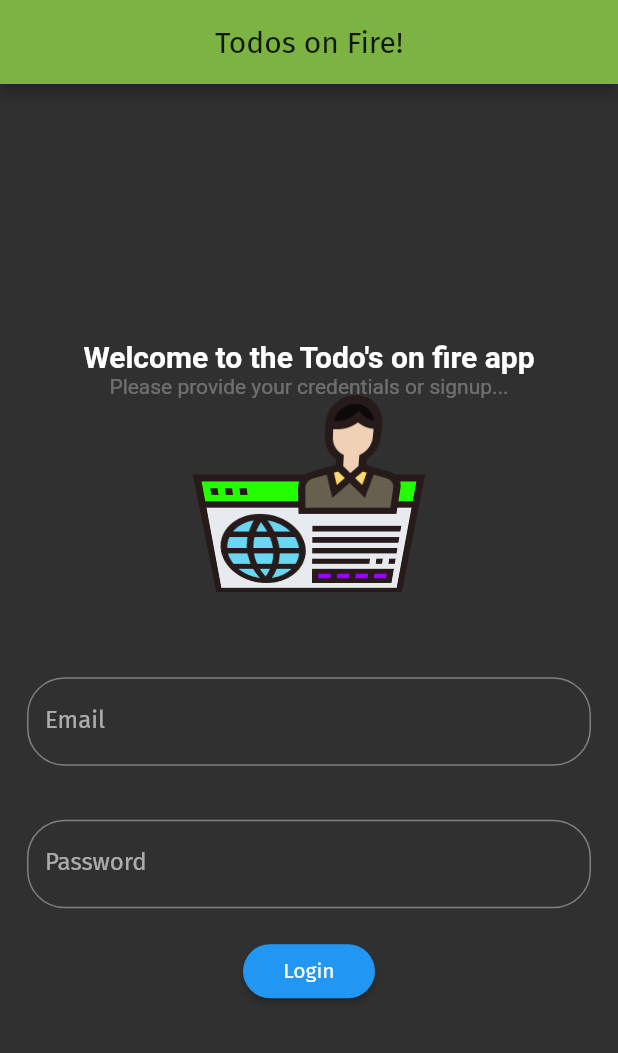
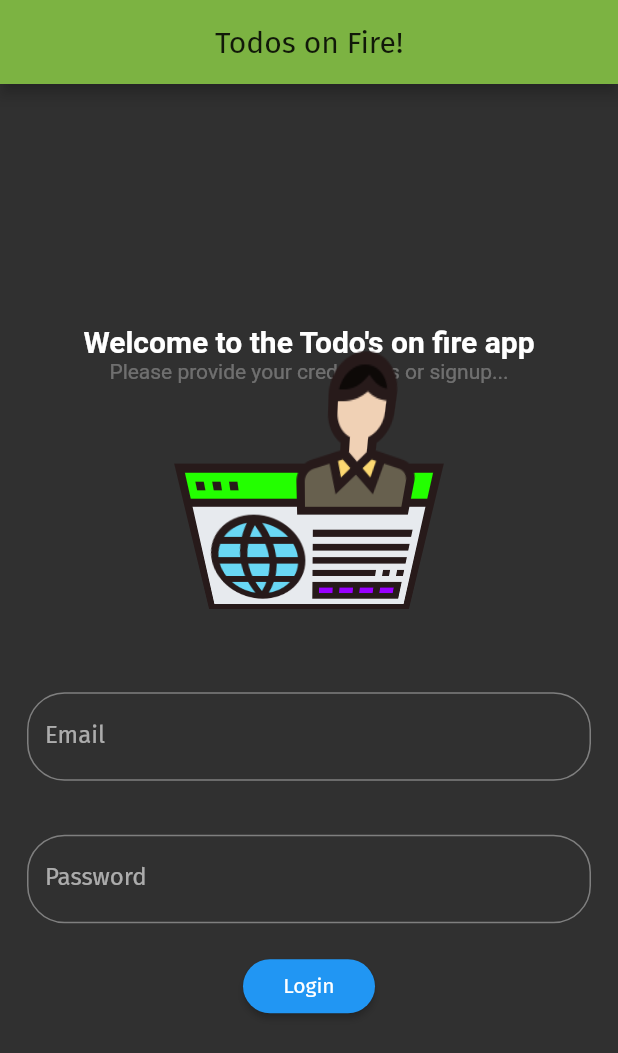
Before and after one commit to vangeytedvg/TodoOnFire, a Flutter app: the screen it shows after launch, on a phone screen of 412 x 824 dp. Shown: the top 1053 px of the screen. Run offline on Flutter 3.47's test engine with Material 2 defaults, Android fonts, the phone set to English and light mode, and no system bars; our stand-ins replace cloud_firestore, firebase_auth; accounts and stored records are empty; Roboto replaces fonts that are missing (Arino).

Commit message:
Animation ok

```diff
--- a/todo_onfire/lib/components/imagewidgets.dart
+++ b/todo_onfire/lib/components/imagewidgets.dart
@@ -6,6 +6,7 @@
 */
 
 import 'package:flutter/material.dart';
+import 'package:flutter/animation.dart';
 
 /*
   Simple static login image and text
@@ -32,16 +33,19 @@ class LoginImage extends StatelessWidget {
                 fontWeight: FontWeight.bold,
                 fontSize: 20.0),
           )),
-          Center(child: Text(
-            "Please provide your credentials or signup...", style:
-            TextStyle(color: Colors.white30),),),
-
-            Transform(transform: Matrix4.identity()
+          Center(
+            child: Text(
+              "Please provide your credentials or signup...",
+              style: TextStyle(color: Colors.white30),
+            ),
+          ),
+          Transform(
+            transform: Matrix4.identity()
               ..setEntry(3, 2, 0.005)
               ..rotateX(0.5),
-              alignment: FractionalOffset.center,
-              child: image,),
-
+            alignment: FractionalOffset.center,
+            child: image,
+          ),
         ]);
   }
 }
@@ -49,13 +53,47 @@ class LoginImage extends StatelessWidget {
 /*
   Same as LoginImage, but this one has an animation added to the
   icon.
+  Found inspiration on this page: https://github.com/tensor-programming/Flutter_Animation/blob/master/lib/main.dart
 */
 class AnimatedLoginImage extends StatefulWidget {
   @override
   _AnimatedLoginImageState createState() => _AnimatedLoginImageState();
 }
 
-class _AnimatedLoginImageState extends State<AnimatedLoginImage> with SingleTickerProviderStateMixin {
+class _AnimatedLoginImageState extends State<AnimatedLoginImage>
+    with SingleTickerProviderStateMixin {
+  Animation animation;
+  int times = 0;
+  AnimationController animationController;
+
+  @override
+  void initState() {
+    super.initState();
+    animationController = AnimationController(
+        duration: Duration(milliseconds: 1000), vsync: this);
+    animation = Tween(begin: 100.0, end: 170.0).animate(animationController);
+    animation.addStatusListener((status) {
+      if (status == AnimationStatus.completed) {
+        times += 1;
+        if (times>2) {
+          animationController.reverse();
+          animationController.stop();
+        } else {
+          animationController.reverse();
+        }
+      } else if (status == AnimationStatus.dismissed) {
+        animationController.forward();
+      }
+    });
+    animationController.forward();
+  }
+
+  @override
+  void dispose() {
+    animationController.dispose();
+    super.dispose();
+  }
+
   @override
   Widget build(BuildContext context) {
     AssetImage assetImage = AssetImage('images/logintoweb.png');
@@ -77,16 +115,42 @@ class _AnimatedLoginImageState extends State<AnimatedLoginImage> with SingleTick
                 fontWeight: FontWeight.bold,
                 fontSize: 20.0),
           )),
-          Center(child: Text(
-            "Please provide your credentials or signup...", style:
-            TextStyle(color: Colors.white30),),),
+          Center(
+            child: Text(
+              "Please provide your credentials or signup...",
+              style: TextStyle(color: Colors.white30),
+            ),
+          ), LoginLogoAnimation(animation: this.animation,),
 
-            Transform(transform: Matrix4.identity()
-              ..setEntry(3, 2, 0.005)
+          /*Transform(
+            transform: Matrix4.identity()
+              ..setEntry(3, 2, 0.006)
               ..rotateX(0.5),
-              alignment: FractionalOffset.center,
-              child: image,),
+            alignment: FractionalOffset.center,
+            child: image,*/
 
         ]);
   }
 }
+
+class LoginLogoAnimation extends AnimatedWidget {
+  LoginLogoAnimation({Key key, Animation animation}) : super(key:key, listenable: animation);
+
+  @override
+  Widget build(BuildContext context) {
+    AssetImage assetImage = AssetImage('images/logintoweb.png');
+    Animation animation = listenable;
+    Image image = Image(
+      image: assetImage,
+      height: animation.value,
+      width: animation.value
+    );
+
+    return Transform(
+            transform: Matrix4.identity()
+              ..setEntry(3, 2, animation.value / 10000.0)
+              ..rotateX(animation.value/1000.0),
+            alignment: FractionalOffset.center,
+            child:image);
+  }
+}
--- a/todo_onfire/lib/screens/loginpage.dart
+++ b/todo_onfire/lib/screens/loginpage.dart
@@ -78,18 +78,13 @@ class _LoginPageState extends State<LoginPage> {
                 obscureText: true,
               ),
             ),
-            // Custon button (see buttons.dart)
+            // Custon button (see buttons.dart), here we can now use
+            // a custom event, in this case onPushButton.
             RoundedRaisedButton(
               onPushButton: () {
                 _loginUser();
               },
             )
-            /*RaisedButton(
-                textColor: Colors.white,
-                child: Text('Login'),
-                color: Colors.blue,
-                 shape: new RoundedRectangleBorder(borderRadius: new BorderRadius.circular(30.0)),
-                onPressed: _loginUser)*/
           ],
         ),
       ),
```
